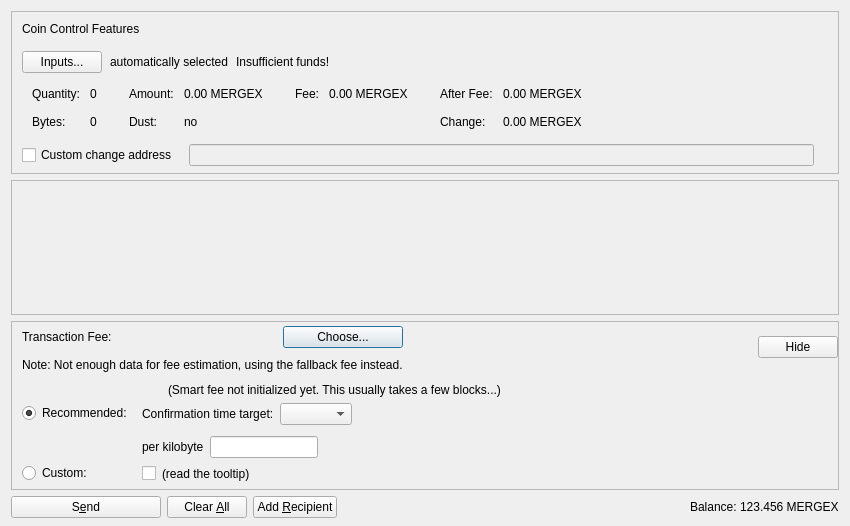
First picture: the form in src/qt/forms/sendcoinsdialog.ui, repository 1NF1N18Y/Points-Masternodes, before the edit.
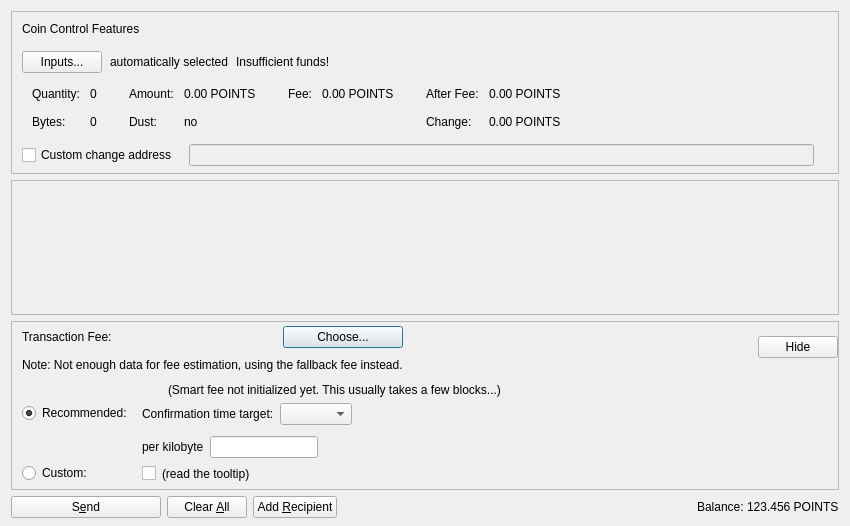
Second picture: the form after the edit. Custom widgets are drawn as their Qt base class.

Diff of the .ui file:
```diff
--- a/src/qt/forms/sendcoinsdialog.ui
+++ b/src/qt/forms/sendcoinsdialog.ui
@@ -288,7 +288,7 @@
                   <enum>Qt::ActionsContextMenu</enum>
                  </property>
                  <property name="text">
-                  <string notr="true">0.00 MERGEX</string>
+                  <string notr="true">0.00 POINTS</string>
                  </property>
                  <property name="textInteractionFlags">
                   <set>Qt::LinksAccessibleByMouse|Qt::TextSelectableByKeyboard|Qt::TextSelectableByMouse</set>
@@ -356,7 +356,7 @@
                   <enum>Qt::ActionsContextMenu</enum>
                  </property>
                  <property name="text">
-                  <string notr="true">0.00 MERGEX</string>
+                  <string notr="true">0.00 POINTS</string>
                  </property>
                  <property name="textInteractionFlags">
                   <set>Qt::LinksAccessibleByMouse|Qt::TextSelectableByKeyboard|Qt::TextSelectableByMouse</set>
@@ -401,7 +401,7 @@
                   <enum>Qt::ActionsContextMenu</enum>
                  </property>
                  <property name="text">
-                  <string notr="true">0.00 MERGEX</string>
+                  <string notr="true">0.00 POINTS</string>
                  </property>
                  <property name="textInteractionFlags">
                   <set>Qt::LinksAccessibleByMouse|Qt::TextSelectableByKeyboard|Qt::TextSelectableByMouse</set>
@@ -424,7 +424,7 @@
                   <enum>Qt::ActionsContextMenu</enum>
                  </property>
                  <property name="text">
-                  <string notr="true">0.00 MERGEX</string>
+                  <string notr="true">0.00 POINTS</string>
                  </property>
                  <property name="textInteractionFlags">
                   <set>Qt::LinksAccessibleByMouse|Qt::TextSelectableByKeyboard|Qt::TextSelectableByMouse</set>
@@ -1156,7 +1156,7 @@
           <cursorShape>IBeamCursor</cursorShape>
          </property>
          <property name="text">
-          <string notr="true">123.456 MERGEX</string>
+          <string notr="true">123.456 POINTS</string>
          </property>
          <property name="textInteractionFlags">
           <set>Qt::LinksAccessibleByMouse|Qt::TextSelectableByKeyboard|Qt::TextSelectableByMouse</set>
```
Left out of the diff: 2 changed lines with no effect on the pictures.
